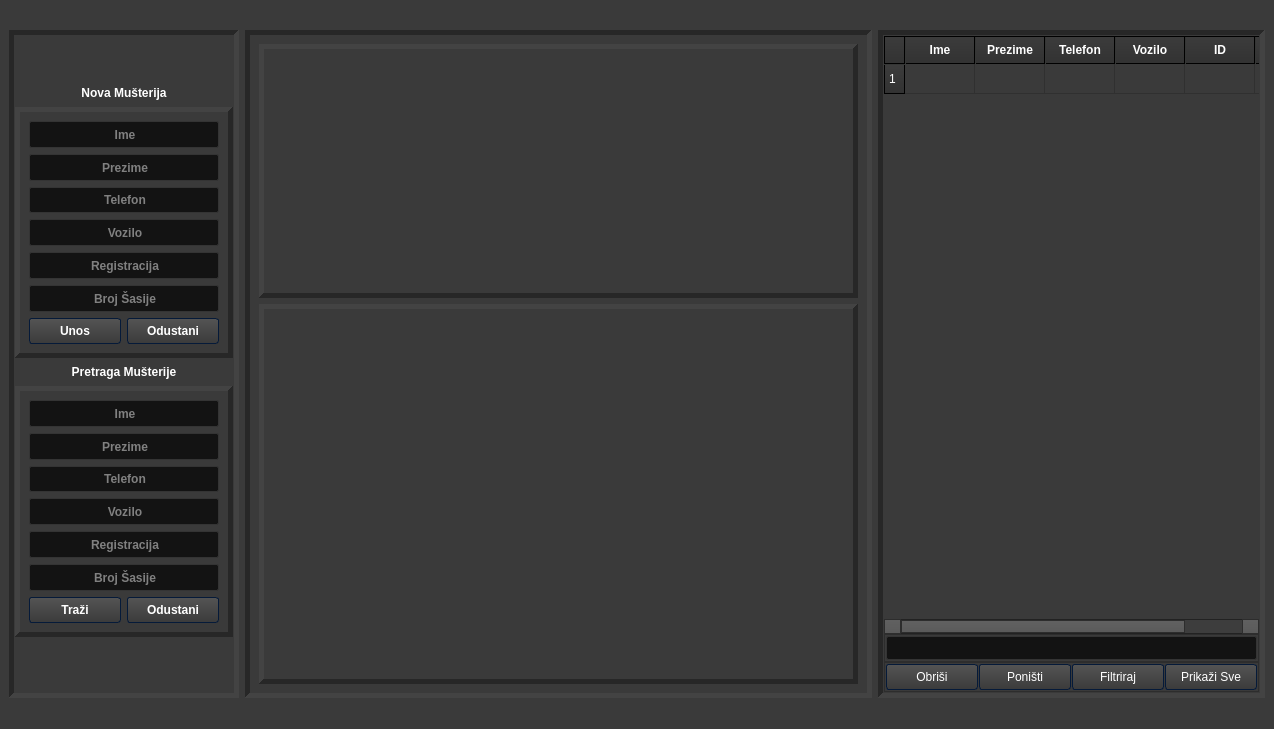
This is untitled.ui in 4ntim4tter/Budget-Flow as Qt 5 draws it before an edit. The edited form follows.
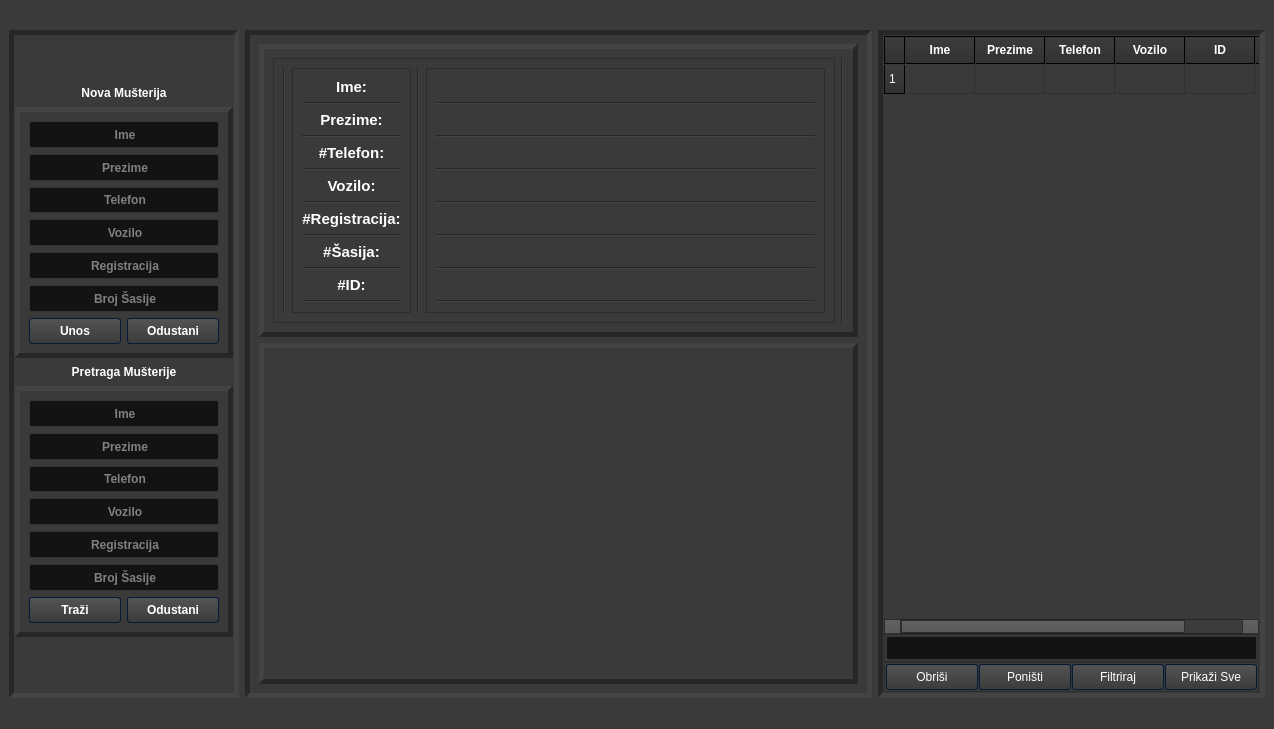
This is the edited form. Icons and pictures are not drawn.

What changed in the file:
```diff
--- a/untitled.ui
+++ b/untitled.ui
@@ -1895,7 +1895,7 @@
       <property name="midLineWidth">
        <number>5</number>
       </property>
-      <layout class="QVBoxLayout" name="verticalLayout_4" stretch="2,3">
+      <layout class="QVBoxLayout" name="verticalLayout_4" stretch="2,6">
        <item>
         <widget class="QFrame" name="user_data_frame">
          <property name="frameShape">
@@ -1910,6 +1910,623 @@
          <property name="midLineWidth">
           <number>5</number>
          </property>
+         <layout class="QHBoxLayout" name="horizontalLayout_2">
+          <item>
+           <widget class="QFrame" name="frame_3">
+            <property name="frameShape">
+             <enum>QFrame::StyledPanel</enum>
+            </property>
+            <property name="frameShadow">
+             <enum>QFrame::Raised</enum>
+            </property>
+            <layout class="QHBoxLayout" name="horizontalLayout_4" stretch="0,2,0,8">
+             <item>
+              <widget class="Line" name="line_8">
+               <property name="orientation">
+                <enum>Qt::Vertical</enum>
+               </property>
+              </widget>
+             </item>
+             <item>
+              <widget class="QFrame" name="frame_5">
+               <property name="font">
+                <font>
+                 <pointsize>11</pointsize>
+                </font>
+               </property>
+               <property name="frameShape">
+                <enum>QFrame::StyledPanel</enum>
+               </property>
+               <property name="frameShadow">
+                <enum>QFrame::Raised</enum>
+               </property>
+               <layout class="QVBoxLayout" name="verticalLayout_5">
+                <item>
+                 <widget class="QLabel" name="name_label">
+                  <property name="font">
+                   <font>
+                    <family>Arial</family>
+                    <pointsize>11</pointsize>
+                    <weight>75</weight>
+                    <bold>true</bold>
+                   </font>
+                  </property>
+                  <property name="frameShape">
+                   <enum>QFrame::NoFrame</enum>
+                  </property>
+                  <property name="frameShadow">
+                   <enum>QFrame::Plain</enum>
+                  </property>
+                  <property name="lineWidth">
+                   <number>0</number>
+                  </property>
+                  <property name="midLineWidth">
+                   <number>0</number>
+                  </property>
+                  <property name="text">
+                   <string>Ime:</string>
+                  </property>
+                  <property name="alignment">
+                   <set>Qt::AlignCenter</set>
+                  </property>
+                 </widget>
+                </item>
+                <item>
+                 <widget class="Line" name="line">
+                  <property name="font">
+                   <font>
+                    <pointsize>11</pointsize>
+                   </font>
+                  </property>
+                  <property name="orientation">
+                   <enum>Qt::Horizontal</enum>
+                  </property>
+                 </widget>
+                </item>
+                <item>
+                 <widget class="QLabel" name="surname_label">
+                  <property name="font">
+                   <font>
+                    <family>Arial</family>
+                    <pointsize>11</pointsize>
+                    <weight>75</weight>
+                    <bold>true</bold>
+                   </font>
+                  </property>
+                  <property name="frameShape">
+                   <enum>QFrame::NoFrame</enum>
+                  </property>
+                  <property name="frameShadow">
+                   <enum>QFrame::Plain</enum>
+                  </property>
+                  <property name="lineWidth">
+                   <number>0</number>
+                  </property>
+                  <property name="midLineWidth">
+                   <number>0</number>
+                  </property>
+                  <property name="text">
+                   <string>Prezime:</string>
+                  </property>
+                  <property name="alignment">
+                   <set>Qt::AlignCenter</set>
+                  </property>
+                 </widget>
+                </item>
+                <item>
+                 <widget class="Line" name="line_2">
+                  <property name="font">
+                   <font>
+                    <pointsize>11</pointsize>
+                   </font>
+                  </property>
+                  <property name="orientation">
+                   <enum>Qt::Horizontal</enum>
+                  </property>
+                 </widget>
+                </item>
+                <item>
+                 <widget class="QLabel" name="phone_label">
+                  <property name="font">
+                   <font>
+                    <family>Arial</family>
+                    <pointsize>11</pointsize>
+                    <weight>75</weight>
+                    <bold>true</bold>
+                   </font>
+                  </property>
+                  <property name="frameShape">
+                   <enum>QFrame::NoFrame</enum>
+                  </property>
+                  <property name="frameShadow">
+                   <enum>QFrame::Plain</enum>
+                  </property>
+                  <property name="lineWidth">
+                   <number>0</number>
+                  </property>
+                  <property name="midLineWidth">
+                   <number>0</number>
+                  </property>
+                  <property name="text">
+                   <string>#Telefon:</string>
+                  </property>
+                  <property name="alignment">
+                   <set>Qt::AlignCenter</set>
+                  </property>
+                 </widget>
+                </item>
+                <item>
+                 <widget class="Line" name="line_3">
+                  <property name="font">
+                   <font>
+                    <pointsize>11</pointsize>
+                   </font>
+                  </property>
+                  <property name="orientation">
+                   <enum>Qt::Horizontal</enum>
+                  </property>
+                 </widget>
+                </item>
+                <item>
+                 <widget class="QLabel" name="vehicle_label">
+                  <property name="font">
+                   <font>
+                    <family>Arial</family>
+                    <pointsize>11</pointsize>
+                    <weight>75</weight>
+                    <bold>true</bold>
+                   </font>
+                  </property>
+                  <property name="frameShape">
+                   <enum>QFrame::NoFrame</enum>
+                  </property>
+                  <property name="frameShadow">
+                   <enum>QFrame::Plain</enum>
+                  </property>
+                  <property name="lineWidth">
+                   <number>0</number>
+                  </property>
+                  <property name="midLineWidth">
+                   <number>0</number>
+                  </property>
+                  <property name="text">
+                   <string>Vozilo:</string>
+                  </property>
+                  <property name="alignment">
+                   <set>Qt::AlignCenter</set>
+                  </property>
+                 </widget>
+                </item>
+                <item>
+                 <widget class="Line" name="line_4">
+                  <property name="font">
+                   <font>
+                    <pointsize>11</pointsize>
+                   </font>
+                  </property>
+                  <property name="orientation">
+                   <enum>Qt::Horizontal</enum>
+                  </property>
+                 </widget>
+                </item>
+                <item>
+                 <widget class="QLabel" name="plates_label">
+                  <property name="font">
+                   <font>
+                    <family>Arial</family>
+                    <pointsize>11</pointsize>
+                    <weight>75</weight>
+                    <bold>true</bold>
+                   </font>
+                  </property>
+                  <property name="frameShape">
+                   <enum>QFrame::NoFrame</enum>
+                  </property>
+                  <property name="frameShadow">
+                   <enum>QFrame::Plain</enum>
+                  </property>
+                  <property name="lineWidth">
+                   <number>0</number>
+                  </property>
+                  <property name="midLineWidth">
+                   <number>0</number>
+                  </property>
+                  <property name="text">
+                   <string>#Registracija:</string>
+                  </property>
+                  <property name="alignment">
+                   <set>Qt::AlignCenter</set>
+                  </property>
+                 </widget>
+                </item>
+                <item>
+                 <widget class="Line" name="line_5">
+                  <property name="font">
+                   <font>
+                    <pointsize>11</pointsize>
+                   </font>
+                  </property>
+                  <property name="orientation">
+                   <enum>Qt::Horizontal</enum>
+                  </property>
+                 </widget>
+                </item>
+                <item>
+                 <widget class="QLabel" name="chasis_label">
+                  <property name="font">
+                   <font>
+                    <family>Arial</family>
+                    <pointsize>11</pointsize>
+                    <weight>75</weight>
+                    <bold>true</bold>
+                   </font>
+                  </property>
+                  <property name="frameShape">
+                   <enum>QFrame::NoFrame</enum>
+                  </property>
+                  <property name="frameShadow">
+                   <enum>QFrame::Plain</enum>
+                  </property>
+                  <property name="lineWidth">
+                   <number>0</number>
+                  </property>
+                  <property name="midLineWidth">
+                   <number>0</number>
+                  </property>
+                  <property name="text">
+                   <string>#Šasija:</string>
+                  </property>
+                  <property name="alignment">
+                   <set>Qt::AlignCenter</set>
+                  </property>
+                 </widget>
+                </item>
+                <item>
+                 <widget class="Line" name="line_6">
+                  <property name="font">
+                   <font>
+                    <pointsize>11</pointsize>
+                   </font>
+                  </property>
+                  <property name="orientation">
+                   <enum>Qt::Horizontal</enum>
+                  </property>
+                 </widget>
+                </item>
+                <item>
+                 <widget class="QLabel" name="ID_label">
+                  <property name="font">
+                   <font>
+                    <family>Arial</family>
+                    <pointsize>11</pointsize>
+                    <weight>75</weight>
+                    <bold>true</bold>
+                   </font>
+                  </property>
+                  <property name="frameShape">
+                   <enum>QFrame::NoFrame</enum>
+                  </property>
+                  <property name="frameShadow">
+                   <enum>QFrame::Plain</enum>
+                  </property>
+                  <property name="lineWidth">
+                   <number>0</number>
+                  </property>
+                  <property name="midLineWidth">
+                   <number>0</number>
+                  </property>
+                  <property name="text">
+                   <string>#ID:</string>
+                  </property>
+                  <property name="alignment">
+                   <set>Qt::AlignCenter</set>
+                  </property>
+                 </widget>
+                </item>
+                <item>
+                 <widget class="Line" name="line_7">
+                  <property name="font">
+                   <font>
+                    <pointsize>11</pointsize>
+                   </font>
+                  </property>
+                  <property name="orientation">
+                   <enum>Qt::Horizontal</enum>
+                  </property>
+                 </widget>
+                </item>
+               </layout>
+              </widget>
+             </item>
+             <item>
+              <widget class="Line" name="line_9">
+               <property name="orientation">
+                <enum>Qt::Vertical</enum>
+               </property>
+              </widget>
+             </item>
+             <item>
+              <widget class="QFrame" name="frame_6">
+               <property name="frameShape">
+                <enum>QFrame::StyledPanel</enum>
+               </property>
+               <property name="frameShadow">
+                <enum>QFrame::Raised</enum>
+               </property>
+               <layout class="QVBoxLayout" name="verticalLayout_6">
+                <item>
+                 <widget class="QLabel" name="name_text_data">
+                  <property name="font">
+                   <font>
+                    <family>Arial</family>
+                    <pointsize>11</pointsize>
+                    <weight>75</weight>
+                    <bold>true</bold>
+                   </font>
+                  </property>
+                  <property name="frameShape">
+                   <enum>QFrame::NoFrame</enum>
+                  </property>
+                  <property name="frameShadow">
+                   <enum>QFrame::Plain</enum>
+                  </property>
+                  <property name="lineWidth">
+                   <number>0</number>
+                  </property>
+                  <property name="midLineWidth">
+                   <number>0</number>
+                  </property>
+                  <property name="text">
+                   <string/>
+                  </property>
+                  <property name="alignment">
+                   <set>Qt::AlignLeading|Qt::AlignLeft|Qt::AlignVCenter</set>
+                  </property>
+                 </widget>
+                </item>
+                <item>
+                 <widget class="Line" name="line_11">
+                  <property name="orientation">
+                   <enum>Qt::Horizontal</enum>
+                  </property>
+                 </widget>
+                </item>
+                <item>
+                 <widget class="QLabel" name="surname_text_data">
+                  <property name="font">
+                   <font>
+                    <family>Arial</family>
+                    <pointsize>11</pointsize>
+                    <weight>75</weight>
+                    <bold>true</bold>
+                   </font>
+                  </property>
+                  <property name="frameShape">
+                   <enum>QFrame::NoFrame</enum>
+                  </property>
+                  <property name="frameShadow">
+                   <enum>QFrame::Plain</enum>
+                  </property>
+                  <property name="lineWidth">
+                   <number>0</number>
+                  </property>
+                  <property name="midLineWidth">
+                   <number>0</number>
+                  </property>
+                  <property name="text">
+                   <string/>
+                  </property>
+                  <property name="alignment">
+                   <set>Qt::AlignLeading|Qt::AlignLeft|Qt::AlignVCenter</set>
+                  </property>
+                 </widget>
+                </item>
+                <item>
+                 <widget class="Line" name="line_12">
+                  <property name="orientation">
+                   <enum>Qt::Horizontal</enum>
+                  </property>
+                 </widget>
+                </item>
+                <item>
+                 <widget class="QLabel" name="phone_text_data">
+                  <property name="font">
+                   <font>
+                    <family>Arial</family>
+                    <pointsize>11</pointsize>
+                    <weight>75</weight>
+                    <bold>true</bold>
+                   </font>
+                  </property>
+                  <property name="frameShape">
+                   <enum>QFrame::NoFrame</enum>
+                  </property>
+                  <property name="frameShadow">
+                   <enum>QFrame::Plain</enum>
+                  </property>
+                  <property name="lineWidth">
+                   <number>0</number>
+                  </property>
+                  <property name="midLineWidth">
+                   <number>0</number>
+                  </property>
+                  <property name="text">
+                   <string/>
+                  </property>
+                  <property name="alignment">
+                   <set>Qt::AlignLeading|Qt::AlignLeft|Qt::AlignVCenter</set>
+                  </property>
+                 </widget>
+                </item>
+                <item>
+                 <widget class="Line" name="line_13">
+                  <property name="orientation">
+                   <enum>Qt::Horizontal</enum>
+                  </property>
+                 </widget>
+                </item>
+                <item>
+                 <widget class="QLabel" name="vehicle_text_data">
+                  <property name="font">
+                   <font>
+                    <family>Arial</family>
+                    <pointsize>11</pointsize>
+                    <weight>75</weight>
+                    <bold>true</bold>
+                   </font>
+                  </property>
+                  <property name="frameShape">
+                   <enum>QFrame::NoFrame</enum>
+                  </property>
+                  <property name="frameShadow">
+                   <enum>QFrame::Plain</enum>
+                  </property>
+                  <property name="lineWidth">
+                   <number>0</number>
+                  </property>
+                  <property name="midLineWidth">
+                   <number>0</number>
+                  </property>
+                  <property name="text">
+                   <string/>
+                  </property>
+                  <property name="alignment">
+                   <set>Qt::AlignLeading|Qt::AlignLeft|Qt::AlignVCenter</set>
+                  </property>
+                 </widget>
+                </item>
+                <item>
+                 <widget class="Line" name="line_14">
+                  <property name="orientation">
+                   <enum>Qt::Horizontal</enum>
+                  </property>
+                 </widget>
+                </item>
+                <item>
+                 <widget class="QLabel" name="plates_text_data">
+                  <property name="font">
+                   <font>
+                    <family>Arial</family>
+                    <pointsize>11</pointsize>
+                    <weight>75</weight>
+                    <bold>true</bold>
+                   </font>
+                  </property>
+                  <property name="frameShape">
+                   <enum>QFrame::NoFrame</enum>
+                  </property>
+                  <property name="frameShadow">
+                   <enum>QFrame::Plain</enum>
+                  </property>
+                  <property name="lineWidth">
+                   <number>0</number>
+                  </property>
+                  <property name="midLineWidth">
+                   <number>0</number>
+                  </property>
+                  <property name="text">
+                   <string/>
+                  </property>
+                  <property name="alignment">
+                   <set>Qt::AlignLeading|Qt::AlignLeft|Qt::AlignVCenter</set>
+                  </property>
+                 </widget>
+                </item>
+                <item>
+                 <widget class="Line" name="line_15">
+                  <property name="orientation">
+                   <enum>Qt::Horizontal</enum>
+                  </property>
+                 </widget>
+                </item>
+                <item>
+                 <widget class="QLabel" name="chasis_text_data">
+                  <property name="font">
+                   <font>
+                    <family>Arial</family>
+                    <pointsize>11</pointsize>
+                    <weight>75</weight>
+                    <bold>true</bold>
+                   </font>
+                  </property>
+                  <property name="frameShape">
+                   <enum>QFrame::NoFrame</enum>
+                  </property>
+                  <property name="frameShadow">
+                   <enum>QFrame::Plain</enum>
+                  </property>
+                  <property name="lineWidth">
+                   <number>0</number>
+                  </property>
+                  <property name="midLineWidth">
+                   <number>0</number>
+                  </property>
+                  <property name="text">
+                   <string/>
+                  </property>
+                  <property name="alignment">
+                   <set>Qt::AlignLeading|Qt::AlignLeft|Qt::AlignVCenter</set>
+                  </property>
+                 </widget>
+                </item>
+                <item>
+                 <widget class="Line" name="line_16">
+                  <property name="orientation">
+                   <enum>Qt::Horizontal</enum>
+                  </property>
+                 </widget>
+                </item>
+                <item>
+                 <widget class="QLabel" name="id_text_data">
+                  <property name="font">
+                   <font>
+                    <family>Arial</family>
+                    <pointsize>11</pointsize>
+                    <weight>75</weight>
+                    <bold>true</bold>
+                   </font>
+                  </property>
+                  <property name="frameShape">
+                   <enum>QFrame::NoFrame</enum>
+                  </property>
+                  <property name="frameShadow">
+                   <enum>QFrame::Plain</enum>
+                  </property>
+                  <property name="lineWidth">
+                   <number>0</number>
+                  </property>
+                  <property name="midLineWidth">
+                   <number>0</number>
+                  </property>
+                  <property name="text">
+                   <string/>
+                  </property>
+                  <property name="alignment">
+                   <set>Qt::AlignLeading|Qt::AlignLeft|Qt::AlignVCenter</set>
+                  </property>
+                 </widget>
+                </item>
+                <item>
+                 <widget class="Line" name="line_17">
+                  <property name="orientation">
+                   <enum>Qt::Horizontal</enum>
+                  </property>
+                 </widget>
+                </item>
+               </layout>
+              </widget>
+             </item>
+            </layout>
+           </widget>
+          </item>
+          <item>
+           <widget class="Line" name="line_10">
+            <property name="orientation">
+             <enum>Qt::Vertical</enum>
+            </property>
+           </widget>
+          </item>
+         </layout>
         </widget>
        </item>
        <item>
```
